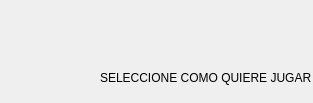
mgoyret/UTN_FRBA_INFO_II_2020_TPO_LASER-BASS, file GUILBass/forms/menujugar.ui: the form before one commit.
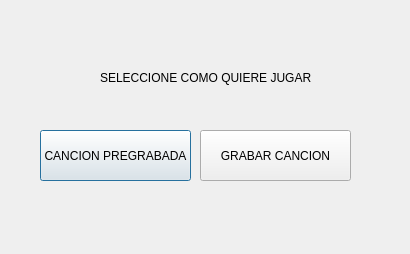
The form after the commit.

```diff
--- a/GUILBass/forms/menujugar.ui
+++ b/GUILBass/forms/menujugar.ui
@@ -6,8 +6,8 @@
    <rect>
     <x>0</x>
     <y>0</y>
-    <width>313</width>
-    <height>103</height>
+    <width>410</width>
+    <height>254</height>
    </rect>
   </property>
   <property name="windowTitle">
```
